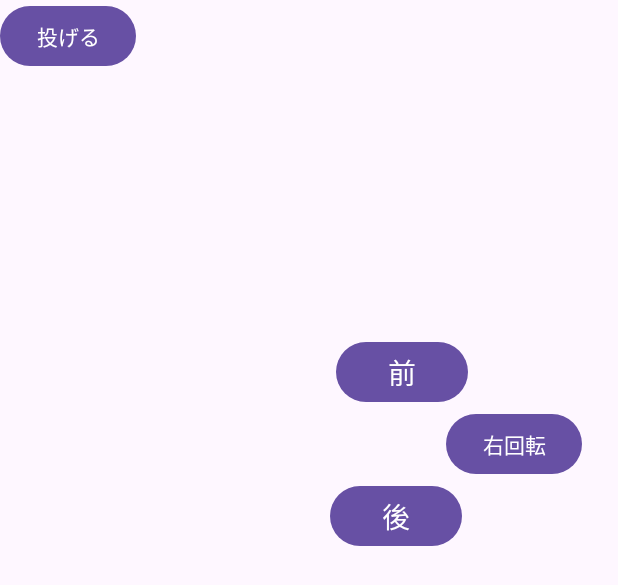
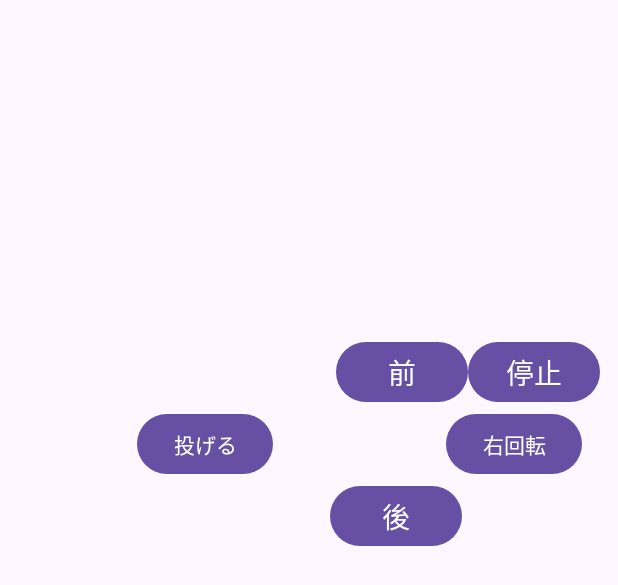
Before and after one commit to kato-hk28/TST_APP, an Android app: the layout manual_activity.xml on its own in the app's theme, with its tools: preview values and no code run, on a phone screen of 412 x 824 dp. Shown: the top 585 px of the screen. Run offline under Robolectric (Android 15) with nearby library versions, the phone set to English and light mode, and no system bars.

Commit message:
Manual Activity done

```diff
--- a/android_app/app/src/main/java/com/example/tst_android_app/MainActivity.java
+++ b/android_app/app/src/main/java/com/example/tst_android_app/MainActivity.java
@@ -15,6 +15,7 @@ public class MainActivity extends AppCompatActivity {
     protected void onCreate(Bundle savedInstanceState) {
         super.onCreate(savedInstanceState);
         setContentView(R.layout.activity_main);
+
         Button AutoModeButton = (Button) findViewById(R.id.auto_button);
         AutoModeButton.setOnClickListener(new View.OnClickListener() {
             @Override
@@ -24,11 +25,12 @@ public class MainActivity extends AppCompatActivity {
                 startActivity(intent);
             }
         });
+
         Button ManualModeButton = (Button) findViewById(R.id.manual_button);
-        AutoModeButton.setOnClickListener(new View.OnClickListener() {
+        ManualModeButton.setOnClickListener(new View.OnClickListener() {
             @Override
             public void onClick(View v) {
-                Log.d("main", "plog auto_button onClick");
+                Log.d("main", "plog manual_button onClick");
                 Intent intent = new Intent(getApplicationContext(), Manual_Activity.class);
                 startActivity(intent);
             }
--- a/android_app/app/src/main/res/layout/manual_activity.xml
+++ b/android_app/app/src/main/res/layout/manual_activity.xml
@@ -6,21 +6,14 @@
     android:layout_width="match_parent"
     android:layout_height="match_parent">
 
-    <FrameLayout
-        android:id="@+id/preview_frame"
-        android:layout_width="match_parent"
-        android:layout_height="match_parent">
-
-    </FrameLayout>
-
     <Button
         android:id="@+id/left_button"
         android:layout_width="wrap_content"
         android:layout_height="wrap_content"
         android:layout_marginStart="464dp"
         android:layout_marginTop="272dp"
+        android:autoSizeTextType="uniform"
         android:text="@string/left_button"
-        android:autoSizeTextType="uniform"
         app:layout_constraintStart_toStartOf="parent"
         app:layout_constraintTop_toTopOf="parent" />
 
@@ -30,8 +23,8 @@
         android:layout_height="wrap_content"
         android:layout_marginTop="272dp"
         android:layout_marginEnd="24dp"
+        android:autoSizeTextType="uniform"
         android:text="@string/right_button"
-        android:autoSizeTextType="uniform"
         app:layout_constraintEnd_toEndOf="parent"
         app:layout_constraintTop_toTopOf="parent" />
 
@@ -41,8 +34,8 @@
         android:layout_height="wrap_content"
         android:layout_marginTop="224dp"
         android:layout_marginEnd="100dp"
+        android:autoSizeTextType="uniform"
         android:text="@string/forward_button"
-        android:autoSizeTextType="uniform"
         app:layout_constraintEnd_toEndOf="parent"
         app:layout_constraintTop_toTopOf="parent" />
 
@@ -52,8 +45,8 @@
         android:layout_height="wrap_content"
         android:layout_marginTop="320dp"
         android:layout_marginEnd="104dp"
+        android:autoSizeTextType="uniform"
         android:text="@string/backward_button"
-        android:autoSizeTextType="uniform"
         app:layout_constraintEnd_toEndOf="parent"
         app:layout_constraintTop_toTopOf="parent" />
 
@@ -61,8 +54,33 @@
         android:id="@+id/throw_button"
         android:layout_width="wrap_content"
         android:layout_height="wrap_content"
+        android:layout_marginStart="91dp"
+        android:layout_marginTop="272dp"
+        android:autoSizeTextType="uniform"
         android:text="@string/throw_button"
+        app:layout_constraintStart_toStartOf="parent"
+        app:layout_constraintTop_toTopOf="parent" />
+
+    <Button
+        android:id="@+id/stop_button"
+        android:layout_width="wrap_content"
+        android:layout_height="wrap_content"
+        android:layout_marginTop="224dp"
+        android:layout_marginEnd="12dp"
         android:autoSizeTextType="uniform"
-        tools:layout_editor_absoluteX="77dp"
-        tools:layout_editor_absoluteY="272dp" />
+        android:text="@string/stop_button"
+        app:layout_constraintEnd_toEndOf="parent"
+        app:layout_constraintTop_toTopOf="parent" />
+
+    <TextView
+        android:id="@+id/control_text"
+        android:layout_width="152dp"
+        android:layout_height="50dp"
+        android:layout_marginStart="288dp"
+        android:layout_marginTop="60dp"
+        android:text=""
+        android:autoSizeTextType="uniform"
+        app:layout_constraintStart_toStartOf="parent"
+        app:layout_constraintTop_toTopOf="parent" />
+
 </androidx.constraintlayout.widget.ConstraintLayout>
--- a/android_app/app/src/main/res/values/strings.xml
+++ b/android_app/app/src/main/res/values/strings.xml
@@ -7,5 +7,6 @@
     <string name="right_button">右回転</string>
     <string name="left_button">左回転</string>
     <string name="throw_button">投げる</string>
+    <string name="stop_button">停止</string>
 
 </resources>
```
Also changed, not shown: android_app/app/src/main/AndroidManifest.xml (+23 -0 lines), android_app/app/src/main/java/com/example/tst_android_app/Auto_Activity.java (+10 -1 lines), android_app/app/src/main/java/com/example/tst_android_app/Manual_Activity.java (+79 -29 lines), android_app/app/src/main/java/com/example/tst_android_app/MotorHttpGetTask.java (+19 -8 lines).
